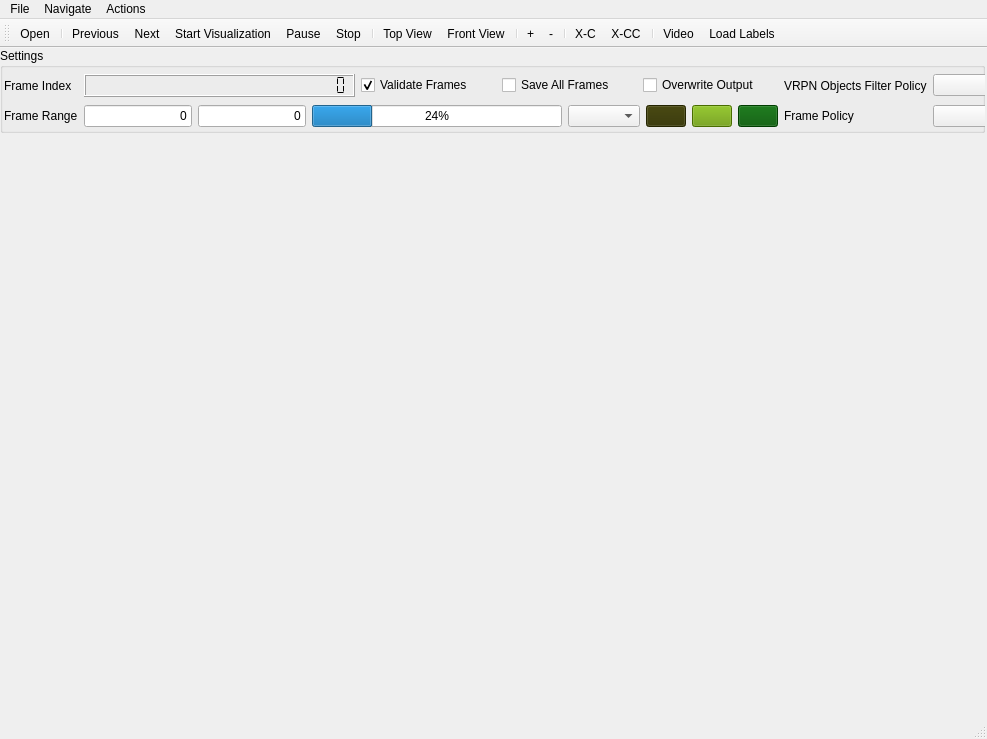
Old version of the form tools/workbench/visualization_window.ui in the repository hcilab-uic/ipme.
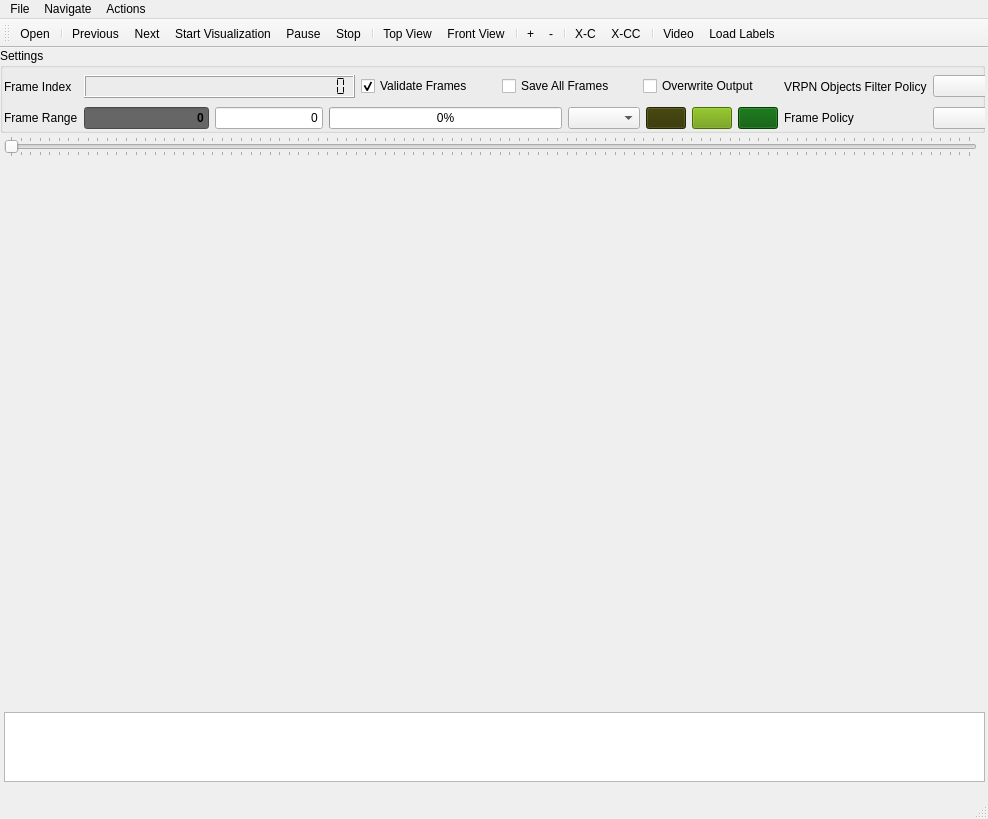
New version of the form. Icons and pictures are not drawn.

Patch:
```diff
--- a/tools/workbench/visualization_window.ui
+++ b/tools/workbench/visualization_window.ui
@@ -6,8 +6,8 @@
    <rect>
     <x>0</x>
     <y>0</y>
-    <width>987</width>
-    <height>739</height>
+    <width>988</width>
+    <height>819</height>
    </rect>
   </property>
   <property name="windowTitle">
@@ -18,9 +18,9 @@
     <property name="geometry">
      <rect>
       <x>0</x>
-      <y>88</y>
+      <y>112</y>
       <width>985</width>
-      <height>573</height>
+      <height>549</height>
      </rect>
     </property>
     <layout class="QVBoxLayout" name="scene_vertical_layout"/>
@@ -43,7 +43,7 @@
        <x>4</x>
        <y>24</y>
        <width>1001</width>
-       <height>59</height>
+       <height>61</height>
       </rect>
      </property>
      <layout class="QGridLayout" name="settings_grid">
@@ -138,6 +138,10 @@
             <verstretch>0</verstretch>
            </sizepolicy>
           </property>
+          <property name="styleSheet">
+           <string notr="true">background: #666666;
+font-weight: bold;</string>
+          </property>
           <property name="text">
            <string>0</string>
           </property>
@@ -164,8 +168,11 @@
         </item>
         <item row="0" column="2">
          <widget class="QProgressBar" name="video_progressbar">
+          <property name="maximum">
+           <number>100</number>
+          </property>
           <property name="value">
-           <number>24</number>
+           <number>0</number>
           </property>
          </widget>
         </item>
@@ -218,22 +225,62 @@
       </item>
      </layout>
     </widget>
-    <widget class="QProgressBar" name="viz_progress_bar">
-     <property name="geometry">
-      <rect>
-       <x>10</x>
-       <y>100</y>
-       <width>951</width>
-       <height>23</height>
-      </rect>
-     </property>
-     <property name="styleSheet">
-      <string notr="true">background: #333;</string>
-     </property>
-     <property name="value">
-      <number>24</number>
-     </property>
-    </widget>
+   </widget>
+   <widget class="QSlider" name="progress_slider">
+    <property name="geometry">
+     <rect>
+      <x>4</x>
+      <y>88</y>
+      <width>973</width>
+      <height>21</height>
+     </rect>
+    </property>
+    <property name="sizePolicy">
+     <sizepolicy hsizetype="Expanding" vsizetype="Fixed">
+      <horstretch>0</horstretch>
+      <verstretch>0</verstretch>
+     </sizepolicy>
+    </property>
+    <property name="minimumSize">
+     <size>
+      <width>0</width>
+      <height>5</height>
+     </size>
+    </property>
+    <property name="autoFillBackground">
+     <bool>false</bool>
+    </property>
+    <property name="styleSheet">
+     <string notr="true"/>
+    </property>
+    <property name="maximum">
+     <number>100</number>
+    </property>
+    <property name="orientation">
+     <enum>Qt::Horizontal</enum>
+    </property>
+    <property name="invertedAppearance">
+     <bool>false</bool>
+    </property>
+    <property name="tickPosition">
+     <enum>QSlider::TicksBothSides</enum>
+    </property>
+    <property name="tickInterval">
+     <number>1</number>
+    </property>
+   </widget>
+   <widget class="QTextEdit" name="log_window">
+    <property name="geometry">
+     <rect>
+      <x>4</x>
+      <y>664</y>
+      <width>981</width>
+      <height>70</height>
+     </rect>
+    </property>
+    <property name="readOnly">
+     <bool>true</bool>
+    </property>
    </widget>
   </widget>
   <widget class="QMenuBar" name="menu_bar">
@@ -241,7 +288,7 @@
     <rect>
      <x>0</x>
      <y>0</y>
-     <width>987</width>
+     <width>988</width>
      <height>21</height>
     </rect>
    </property>
```
Left out of the diff: 22 changed lines with no effect on the pictures.
